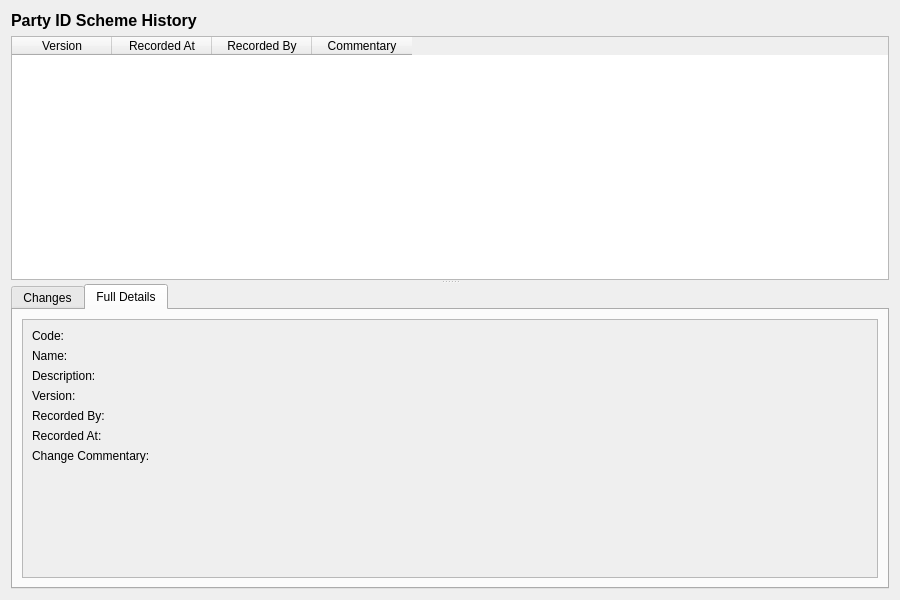
This is projects/ores.qt/ui/PartyIdSchemeHistoryDialog.ui in OreStudio/OreStudio as Qt 5 draws it before an edit. The edited form follows.
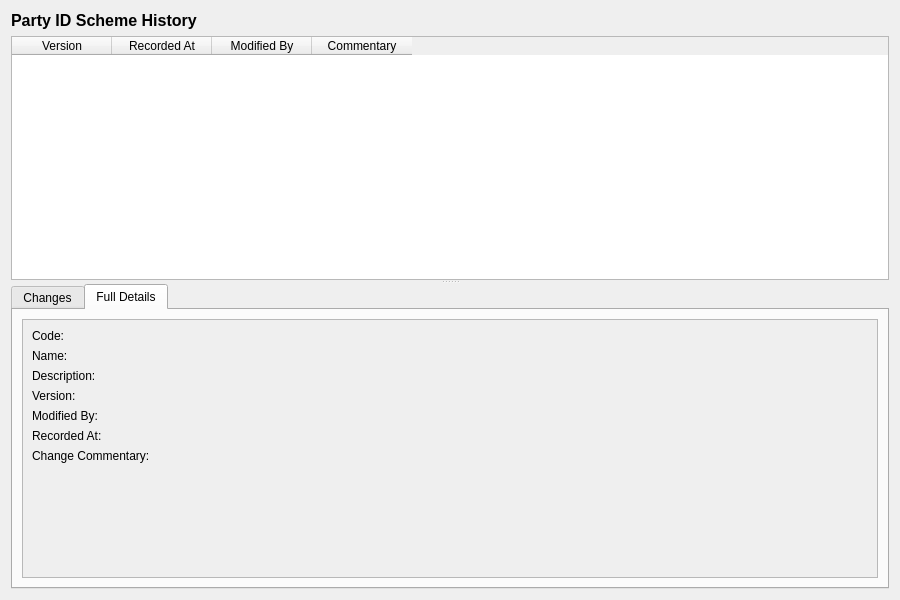
This is the edited form. The open tabs and pages were chosen to show the change.

Commit message: [protocol] Fix audit trail metadata: rename recorded_by, remove from wire format

```diff
--- a/projects/ores.qt/ui/PartyIdSchemeHistoryDialog.ui
+++ b/projects/ores.qt/ui/PartyIdSchemeHistoryDialog.ui
@@ -63,7 +63,7 @@
       </column>
       <column>
        <property name="text">
-        <string>Recorded By</string>
+        <string>Modified By</string>
        </property>
       </column>
       <column>
@@ -211,7 +211,7 @@
                <item row="4" column="0">
                 <widget class="QLabel" name="recordedByLabel">
                  <property name="text">
-                  <string>Recorded By:</string>
+                  <string>Modified By:</string>
                  </property>
                 </widget>
                </item>
```
Left out of the diff: 4 changed lines with no effect on the pictures. The commit also changes 473 other files.
